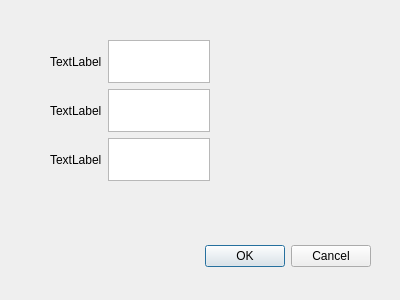
Qt form dialog.ui (alicjaobara/projekt_pjc) before a commit.
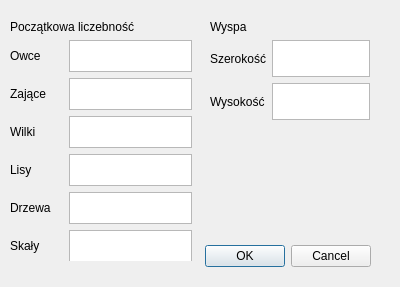
The same form after that commit.

```diff
--- a/dialog.ui
+++ b/dialog.ui
@@ -7,7 +7,7 @@
     <x>0</x>
     <y>0</y>
     <width>400</width>
-    <height>300</height>
+    <height>287</height>
    </rect>
   </property>
   <property name="windowTitle">
@@ -32,40 +32,116 @@
   <widget class="QWidget" name="gridLayoutWidget">
    <property name="geometry">
     <rect>
-     <x>50</x>
-     <y>40</y>
+     <x>210</x>
+     <y>20</y>
      <width>160</width>
-     <height>141</height>
+     <height>101</height>
     </rect>
    </property>
    <layout class="QGridLayout" name="gridLayout">
-    <item row="2" column="1">
-     <widget class="QPlainTextEdit" name="plainTextEdit_2"/>
-    </item>
-    <item row="0" column="0">
+    <item row="1" column="0">
      <widget class="QLabel" name="label">
       <property name="text">
-       <string>TextLabel</string>
+       <string>Szerokość</string>
       </property>
      </widget>
     </item>
-    <item row="0" column="1">
-     <widget class="QPlainTextEdit" name="plainTextEdit"/>
-    </item>
-    <item row="5" column="1">
-     <widget class="QPlainTextEdit" name="plainTextEdit_3"/>
-    </item>
-    <item row="5" column="0">
-     <widget class="QLabel" name="label_3">
-      <property name="text">
-       <string>TextLabel</string>
-      </property>
-     </widget>
-    </item>
-    <item row="2" column="0">
+    <item row="3" column="0">
      <widget class="QLabel" name="label_2">
       <property name="text">
-       <string>TextLabel</string>
+       <string>Wysokość</string>
+      </property>
+     </widget>
+    </item>
+    <item row="0" column="0" colspan="2">
+     <widget class="QLabel" name="label_3">
+      <property name="text">
+       <string>Wyspa</string>
+      </property>
+     </widget>
+    </item>
+    <item row="1" column="1">
+     <widget class="QTextEdit" name="textWyspaSzerokosc"/>
+    </item>
+    <item row="3" column="1">
+     <widget class="QTextEdit" name="textWyspaWysokosc"/>
+    </item>
+   </layout>
+  </widget>
+  <widget class="QWidget" name="gridLayoutWidget_2">
+   <property name="geometry">
+    <rect>
+     <x>10</x>
+     <y>20</y>
+     <width>182</width>
+     <height>241</height>
+    </rect>
+   </property>
+   <layout class="QGridLayout" name="gridLayout_2">
+    <item row="1" column="3">
+     <widget class="QTextEdit" name="textOwca"/>
+    </item>
+    <item row="0" column="0" colspan="4">
+     <widget class="QLabel" name="label_6">
+      <property name="text">
+       <string>Początkowa liczebność</string>
+      </property>
+     </widget>
+    </item>
+    <item row="10" column="3">
+     <widget class="QTextEdit" name="textSkala"/>
+    </item>
+    <item row="6" column="3">
+     <widget class="QTextEdit" name="textLis"/>
+    </item>
+    <item row="4" column="3">
+     <widget class="QTextEdit" name="textWilk"/>
+    </item>
+    <item row="3" column="0">
+     <widget class="QLabel" name="label_5">
+      <property name="text">
+       <string>Zające</string>
+      </property>
+     </widget>
+    </item>
+    <item row="3" column="3">
+     <widget class="QTextEdit" name="textZajac"/>
+    </item>
+    <item row="1" column="0">
+     <widget class="QLabel" name="label_4">
+      <property name="text">
+       <string>Owce</string>
+      </property>
+     </widget>
+    </item>
+    <item row="4" column="0">
+     <widget class="QLabel" name="label_10">
+      <property name="text">
+       <string>Wilki</string>
+      </property>
+     </widget>
+    </item>
+    <item row="8" column="3">
+     <widget class="QTextEdit" name="textDrzewo"/>
+    </item>
+    <item row="6" column="0">
+     <widget class="QLabel" name="label_9">
+      <property name="text">
+       <string>Lisy</string>
+      </property>
+     </widget>
+    </item>
+    <item row="8" column="0">
+     <widget class="QLabel" name="label_8">
+      <property name="text">
+       <string>Drzewa</string>
+      </property>
+     </widget>
+    </item>
+    <item row="10" column="0">
+     <widget class="QLabel" name="label_7">
+      <property name="text">
+       <string>Skały</string>
       </property>
      </widget>
     </item>
```
